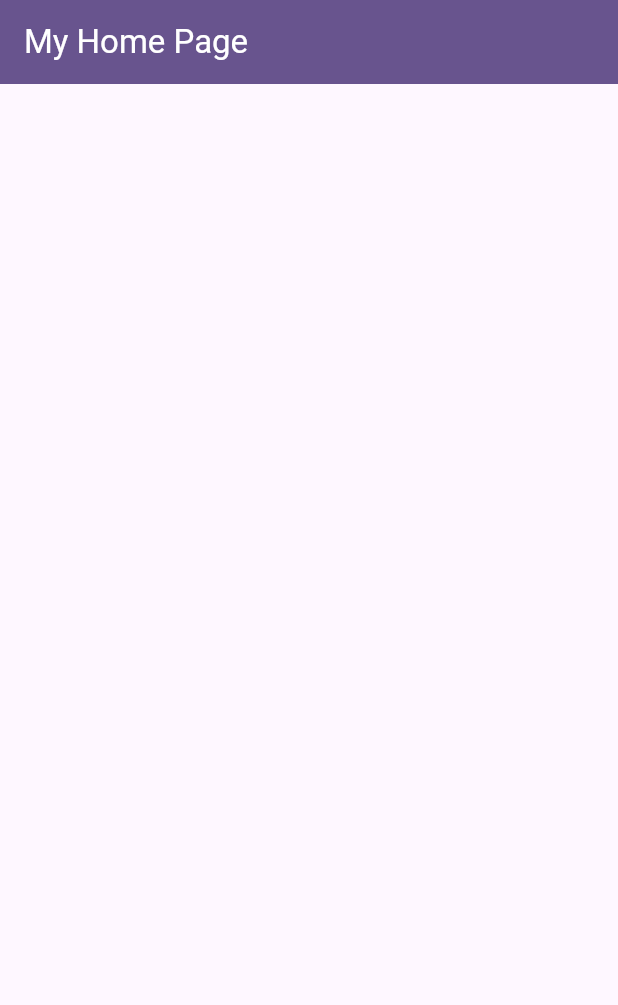
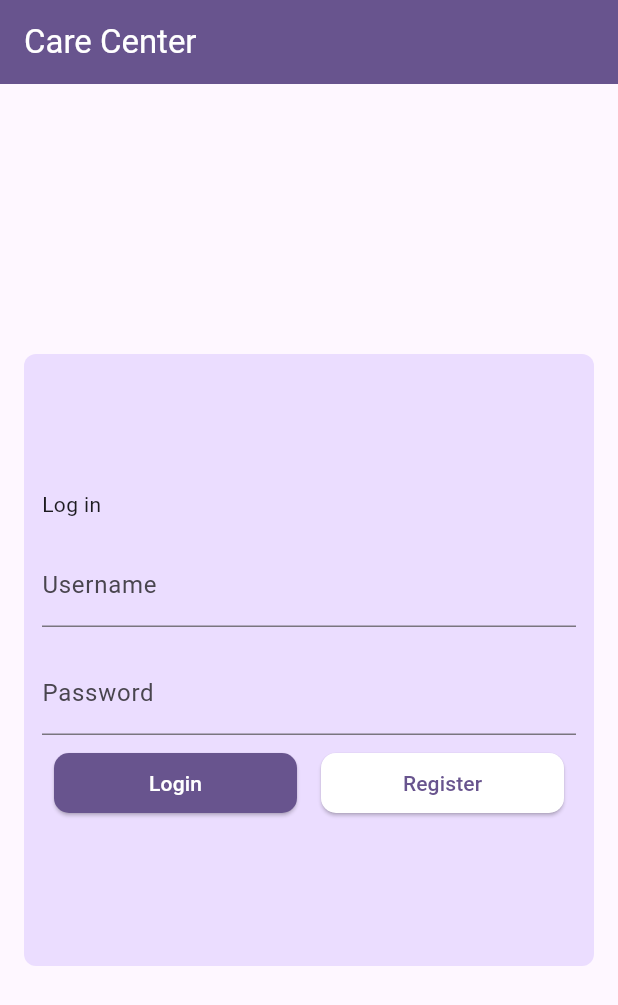
Before and after one commit to mahdawemghr/care_center, a Flutter app: the screen it shows after launch, on a phone screen of 412 x 824 dp. Shown: the top 1005 px of the screen. Run offline on Flutter 3.47's test engine with Material 3 defaults, Android fonts, the phone set to English and light mode, and no system bars.

Commit message:
log in page

```diff
--- a/lib/main.dart
+++ b/lib/main.dart
@@ -31,11 +31,80 @@
   Widget build(BuildContext context) {
     return Scaffold(
       appBar: AppBar(
-        title: const Text(
-          'My Home Page',
-          style: TextStyle(color: Colors.white),
+        title: const Text('Care Center', style: TextStyle(color: Colors.white)),
+        backgroundColor: Theme.of(context).colorScheme.primary,
+      ),
+
+      body: Container(
+        margin: const EdgeInsets.symmetric(horizontal: 16, vertical: 180),
+        decoration: BoxDecoration(
+          color: Theme.of(context).colorScheme.primaryContainer,
+          borderRadius: BorderRadius.circular(8),
         ),
-        backgroundColor: Theme.of(context).colorScheme.primary,
+        child: Padding(
+          padding: const EdgeInsets.symmetric(horizontal: 12),
+          child: Column(
+            crossAxisAlignment: CrossAxisAlignment.start,
+            mainAxisAlignment: MainAxisAlignment.center,
+            children: [
+              Text('Log in'),
+              Padding(
+                padding: const EdgeInsets.symmetric(vertical: 16),
+                child: TextField(
+                  decoration: InputDecoration(
+                    // border: OutlineInputBorder(),
+                    labelText: 'Username',
+                  ),
+                ),
+              ),
+              TextField(
+                decoration: InputDecoration(
+                  // border: OutlineInputBorder(),
+                  labelText: 'Password',
+                ),
+              ),
+              Row(
+                children: [
+                  Expanded(
+                    child: Padding(
+                      padding: const EdgeInsets.all(8.0),
+                      child: ElevatedButton(
+                        onPressed: () {},
+                        style: ElevatedButton.styleFrom(
+                          backgroundColor: Theme.of(context).colorScheme.primary,
+                          shape: RoundedRectangleBorder(
+                            borderRadius: BorderRadius.circular(10),
+                          ),
+                        ),
+                        child: const Text(
+                          'Login',
+                          style: TextStyle(color: Colors.white),
+                        ),
+                      ),
+                    ),
+                  ),
+                  Expanded(
+                    child: Padding(
+                      padding: const EdgeInsets.all(8),
+                      child: ElevatedButton(
+                        onPressed: () {},
+                        style: ElevatedButton.styleFrom(
+                          backgroundColor: Color(Colors.white.value),
+                          shape: RoundedRectangleBorder(
+                            borderRadius: BorderRadius.circular(10),
+                          ),
+                        ),
+                        child: const Text(
+                          'Register',
+                        ),
+                      ),
+                    ),
+                  ),
+                ],
+              ),
+            ],
+          ),
+        ),
       ),
     );
   }
```
Also changed, not shown: 1 other file.
